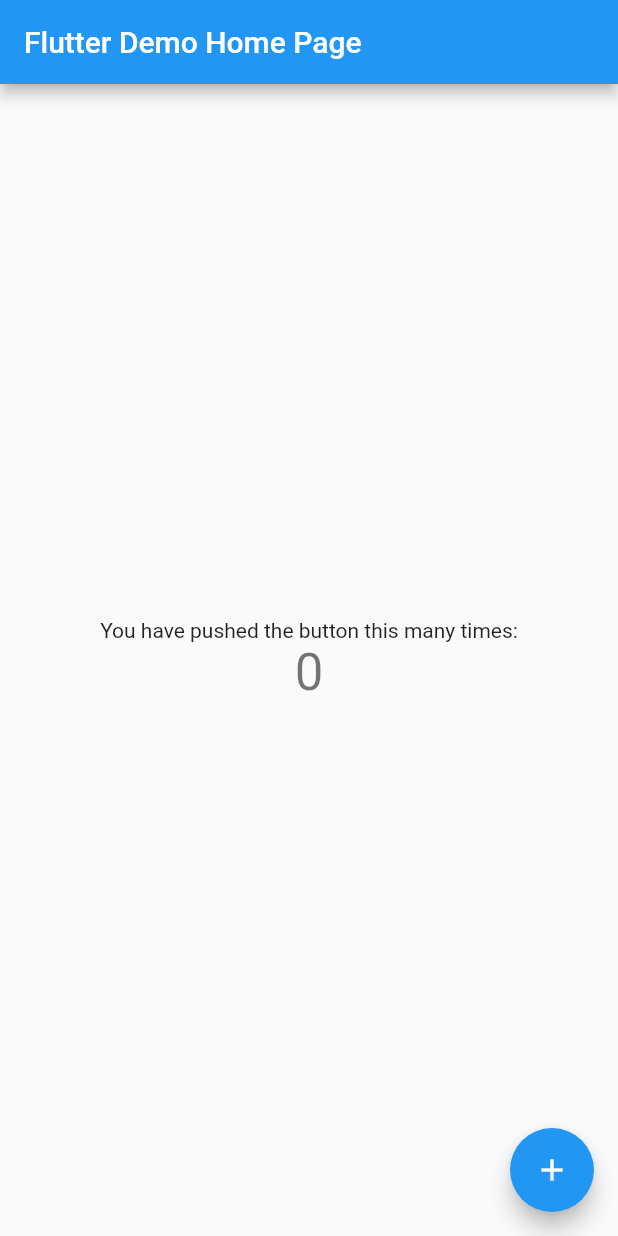
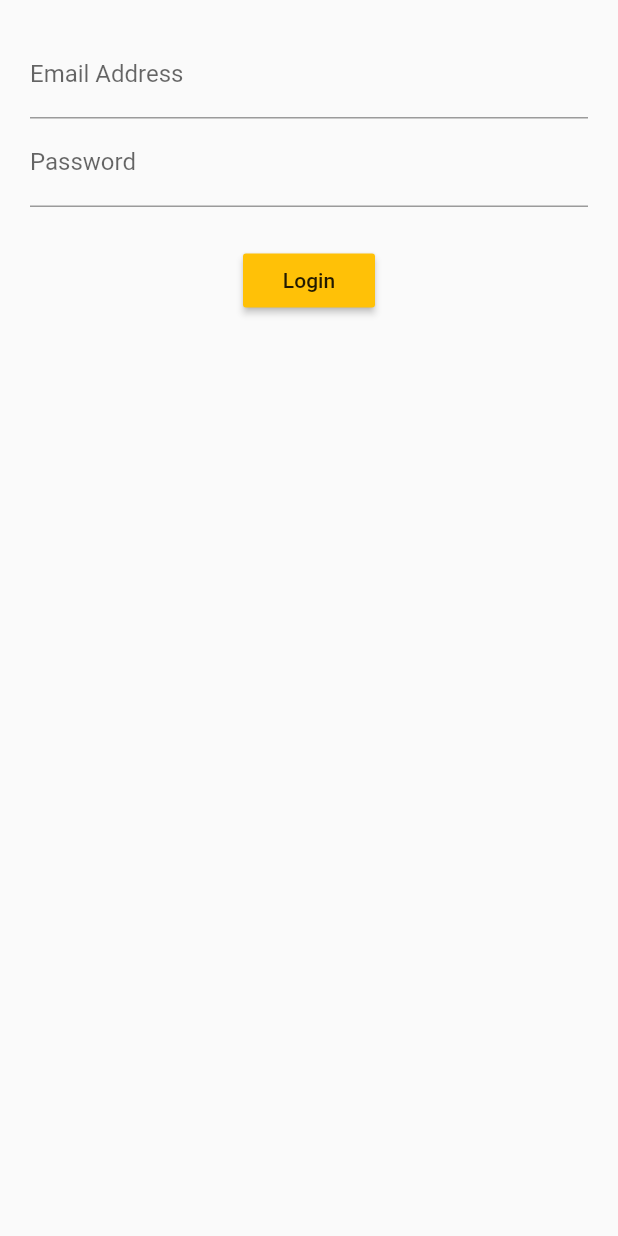
Before and after one commit to jindalAnuj/Flutter-Form-Simple-App, a Flutter app: the screen it shows after launch, on a phone screen of 412 x 824 dp. Run offline on Flutter 3.47's test engine with Material 2 defaults, Android fonts, the phone set to English and light mode, and no system bars.

```diff
--- a/lib/main.dart
+++ b/lib/main.dart
@@ -1,111 +1,7 @@
 import 'package:flutter/material.dart';
+import 'package:login_stateful/ui/app.dart';
 
-void main() => runApp(MyApp());
-
-class MyApp extends StatelessWidget {
-  // This widget is the root of your application.
-  @override
-  Widget build(BuildContext context) {
-    return MaterialApp(
-      title: 'Flutter Demo',
-      theme: ThemeData(
-        // This is the theme of your application.
-        //
-        // Try running your application with "flutter run". You'll see the
-        // application has a blue toolbar. Then, without quitting the app, try
-        // changing the primarySwatch below to Colors.green and then invoke
-        // "hot reload" (press "r" in the console where you ran "flutter run",
-        // or simply save your changes to "hot reload" in a Flutter IDE).
-        // Notice that the counter didn't reset back to zero; the application
-        // is not restarted.
-        primarySwatch: Colors.blue,
-      ),
-      home: MyHomePage(title: 'Flutter Demo Home Page'),
-    );
-  }
+void main()
+{
+  runApp(App());
 }
-
-class MyHomePage extends StatefulWidget {
-  MyHomePage({Key key, this.title}) : super(key: key);
-
-  // This widget is the home page of your application. It is stateful, meaning
-  // that it has a State object (defined below) that contains fields that affect
-  // how it looks.
-
-  // This class is the configuration for the state. It holds the values (in this
-  // case the title) provided by the parent (in this case the App widget) and
-  // used by the build method of the State. Fields in a Widget subclass are
-  // always marked "final".
-
-  final String title;
-
-  @override
-  _MyHomePageState createState() => _MyHomePageState();
-}
-
-class _MyHomePageState extends State<MyHomePage> {
-  int _counter = 0;
-
-  void _incrementCounter() {
-    setState(() {
-      // This call to setState tells the Flutter framework that something has
-      // changed in this State, which causes it to rerun the build method below
-      // so that the display can reflect the updated values. If we changed
-      // _counter without calling setState(), then the build method would not be
-      // called again, and so nothing would appear to happen.
-      _counter++;
-    });
-  }
-
-  @override
-  Widget build(BuildContext context) {
-    // This method is rerun every time setState is called, for instance as done
-    // by the _incrementCounter method above.
-    //
-    // The Flutter framework has been optimized to make rerunning build methods
-    // fast, so that you can just rebuild anything that needs updating rather
-    // than having to individually change instances of widgets.
-    return Scaffold(
-      appBar: AppBar(
-        // Here we take the value from the MyHomePage object that was created by
-        // the App.build method, and use it to set our appbar title.
-        title: Text(widget.title),
-      ),
-      body: Center(
-        // Center is a layout widget. It takes a single child and positions it
-        // in the middle of the parent.
-        child: Column(
-          // Column is also layout widget. It takes a list of children and
-          // arranges them vertically. By default, it sizes itself to fit its
-          // children horizontally, and tries to be as tall as its parent.
-          //
-          // Invoke "debug painting" (press "p" in the console, choose the
-          // "Toggle Debug Paint" action from the Flutter Inspector in Android
-          // Studio, or the "Toggle Debug Paint" command in Visual Studio Code)
-          // to see the wireframe for each widget.
-          //
-          // Column has various properties to control how it sizes itself and
-          // how it positions its children. Here we use mainAxisAlignment to
-          // center the children vertically; the main axis here is the vertical
-          // axis because Columns are vertical (the cross axis would be
-          // horizontal).
-          mainAxisAlignment: MainAxisAlignment.center,
-          children: <Widget>[
-            Text(
-              'You have pushed the button this many times:',
-            ),
-            Text(
-              '$_counter',
-              style: Theme.of(context).textTheme.display1,
-            ),
-          ],
-        ),
-      ),
-      floatingActionButton: FloatingActionButton(
-        onPressed: _incrementCounter,
-        tooltip: 'Increment',
-        child: Icon(Icons.add),
-      ), // This trailing comma makes auto-formatting nicer for build methods.
-    );
-  }
-}
--- /dev/null
+++ b/lib/ui/app.dart
@@ -0,0 +1,18 @@
+import 'package:flutter/material.dart';
+import 'package:login_stateful/ui/login_screen.dart';
+
+class App extends StatelessWidget{
+  @override
+  Widget build(BuildContext context) {
+    // TODO: implement build
+    return MaterialApp(
+  debugShowCheckedModeBanner: false,
+      title: "Log Me In",
+      home: Scaffold(
+
+        body: LoginScreen() ,
+      ),
+    );
+  }
+
+}
--- /dev/null
+++ b/lib/ui/login_screen.dart
@@ -0,0 +1,70 @@
+import 'package:flutter/material.dart';
+import 'mixins/validation_mixins.dart';
+class LoginScreen extends StatefulWidget {
+  @override
+  LoginSreenState createState() {
+    return LoginSreenState();
+  }
+}
+
+class LoginSreenState extends State<LoginScreen> with ValidationMixins {
+  String email = '';
+  String password = '';
+  final formKey = GlobalKey<FormState>();
+  @override
+  Widget build(BuildContext context) {
+    return Container(
+      margin: EdgeInsets.all(20.0),
+      child: Form(
+        key: formKey,
+        child: Column(
+          children: <Widget>[
+            emailField(),
+            passField(),
+            Container(
+              margin: EdgeInsets.only(top: 25.0),
+            ),
+            sumbitButton()
+          ],
+        ),
+      ),
+    );
+  }
+
+  Widget emailField() {
+    return TextFormField(
+      validator: validateEmail,
+      onSaved: (String value) {
+        if (value != null) email = value;
+      },
+      decoration: InputDecoration(
+          labelText: 'Email Address', hintText: 'Your@example.com'),
+      keyboardType: TextInputType.emailAddress,
+    );
+  }
+
+  Widget passField() {
+    return TextFormField(
+      validator:validatePassword,
+      decoration: InputDecoration(
+          labelText: 'Password', hintText: 'Enter Your Password'),
+      obscureText: true,
+      onSaved: (String value) {
+        password = value;
+      },
+    );
+  }
+
+  Widget sumbitButton() {
+    return RaisedButton(
+      child: Text('Login'),
+      onPressed: () {
+        if (formKey.currentState.validate()) {
+          formKey.currentState.save();
+          print('post data to API $email and $password');
+        }
+      },
+      color: Colors.amber,
+    );
+  }
+}
--- /dev/null
+++ b/lib/ui/mixins/validation_mixins.dart
@@ -0,0 +1,13 @@
+class ValidationMixins {
+  String validateEmail(value) {
+    if (!value.contains('@')) {
+      return 'Please enter a valid email';
+    }
+  }
+
+  String validatePassword(String value) {
+    if (value.length < 4) {
+      return 'Password must be at least 4 characters';
+    }
+  }
+}
```
